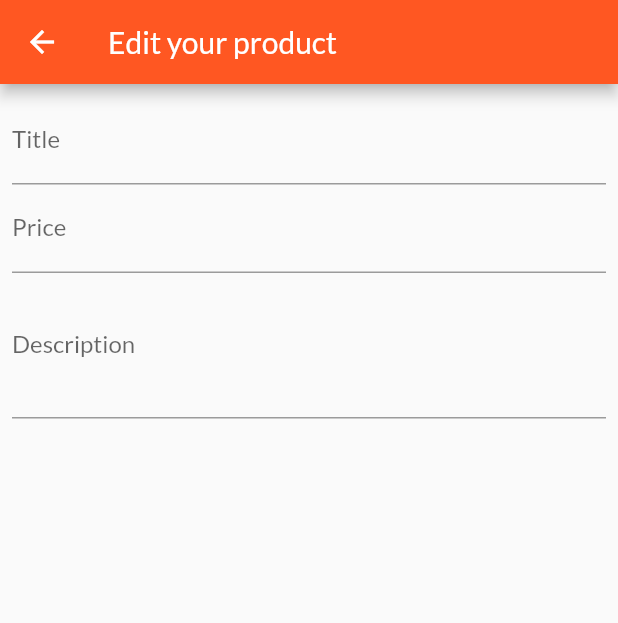
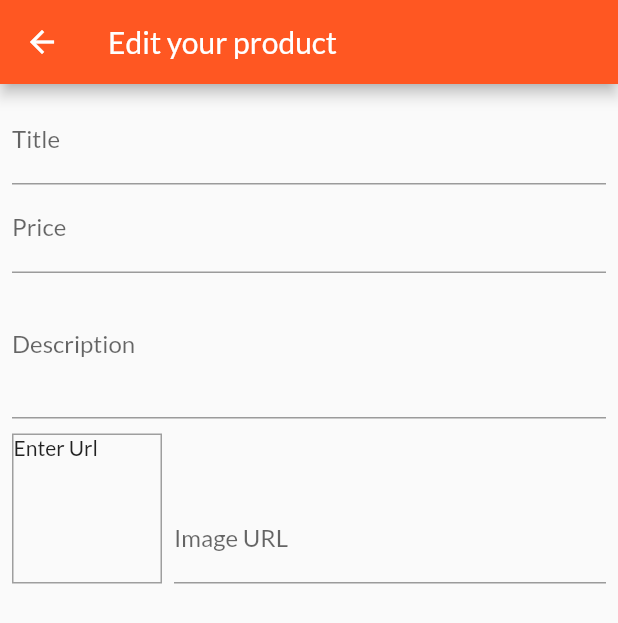
Before and after one commit to dobean99/shop_app, a Flutter app: the EditProductScreen screen opened by its route, on a phone screen of 412 x 824 dp. Shown: the top 623 px of the screen. Run offline on Flutter 3.47's test engine with Material 2 defaults, Android fonts, the phone set to English and light mode, and no system bars; network calls fail.

Commit message:
Image input and image preview

```diff
--- a/lib/providers/products.dart
+++ b/lib/providers/products.dart
@@ -36,7 +36,7 @@ class Products with ChangeNotifier {
           'https://upload.wikimedia.org/wikipedia/commons/thumb/1/14/Cast-Iron-Pan.jpg/1024px-Cast-Iron-Pan.jpg',
     ),
   ];
-  var _showFavorites = false;
+ // var _showFavorites = false;
 
   List<Product> get items {
     // if (_showFavorites)
--- a/lib/screens/edit_product_screen.dart
+++ b/lib/screens/edit_product_screen.dart
@@ -1,3 +1,4 @@
+import 'package:flutter/cupertino.dart';
 import 'package:flutter/material.dart';
 
 class EditProductScreen extends StatefulWidget {
@@ -10,13 +11,29 @@ class EditProductScreen extends StatefulWidget {
 }
 
 class _EditProductScreenState extends State<EditProductScreen> {
-  final _priceFocus=FocusNode();
-  final _description=FocusNode();
+  final _priceFocus = FocusNode();
+  final _description = FocusNode();
+  final _imageUrlController = TextEditingController();
+  final _imageUrlFocus=FocusNode();
+  @override
+  void initState() {
+    _imageUrlFocus.addListener(_updateImageUrl);
+    super.initState();
+  }
   @override
   void dispose() {
+    _imageUrlFocus.removeListener(_updateImageUrl);
     _description.dispose();
     _priceFocus.dispose();
+    _imageUrlController.dispose();
+    _imageUrlFocus.dispose();
     super.dispose();
+  }
+  void _updateImageUrl()
+  {
+    if(!_imageUrlFocus.hasFocus)
+      setState(() {
+      });
   }
   @override
   Widget build(BuildContext context) {
@@ -34,9 +51,9 @@ class _EditProductScreenState extends State<EditProductScreen> {
                   labelText: 'Title',
                 ),
                 textInputAction: TextInputAction.next,
-                onFieldSubmitted: (_){
+                onFieldSubmitted: (_) {
                   Focus.of(context).requestFocus(_priceFocus);
-                } ,
+                },
               ),
               TextFormField(
                 decoration: InputDecoration(
@@ -45,9 +62,9 @@ class _EditProductScreenState extends State<EditProductScreen> {
                 textInputAction: TextInputAction.next,
                 keyboardType: TextInputType.number,
                 focusNode: _priceFocus,
-                onFieldSubmitted: (_){
+                onFieldSubmitted: (_) {
                   Focus.of(context).requestFocus(_description);
-                } ,
+                },
               ),
               TextFormField(
                 decoration: InputDecoration(
@@ -57,6 +74,36 @@ class _EditProductScreenState extends State<EditProductScreen> {
                 maxLines: 3,
                 focusNode: _description,
               ),
+              Row(
+                crossAxisAlignment: CrossAxisAlignment.end,
+                children: <Widget>[
+                  Container(
+                    width: 100,
+                    height: 100,
+                    margin: EdgeInsets.only(top: 10, right: 8),
+                    decoration: BoxDecoration(
+                        border: Border.all(
+                      color: Colors.grey,
+                      width: 1,
+                    )),
+                    child: _imageUrlController.text.isEmpty
+                        ? Text('Enter Url')
+                        : FittedBox(
+                            child: Image.network(_imageUrlController.text),
+                            fit: BoxFit.cover,
+                          ),
+                  ),
+                  Expanded(
+                    child: TextFormField(
+                      decoration: InputDecoration(labelText: 'Image URL'),
+                      keyboardType: TextInputType.url,
+                      textInputAction: TextInputAction.done,
+                      controller: _imageUrlController,
+                      focusNode: _imageUrlFocus,
+                    ),
+                  ),
+                ],
+              )
             ],
           ),
         ),
--- a/lib/screens/user_products_screen.dart
+++ b/lib/screens/user_products_screen.dart
@@ -3,7 +3,7 @@ import 'package:provider/provider.dart';
 import '../widgets/app_drawer.dart';
 import '../providers/products.dart';
 import '../widgets/user_product_item.dart';
-
+import 'edit_product_screen.dart';
 class UserProductsScreen extends StatelessWidget {
   static const routeName = '/user-product';
 
@@ -15,6 +15,11 @@ class UserProductsScreen extends StatelessWidget {
     return Scaffold(
       appBar: AppBar(
         title: Text('User Products'),
+        actions: <Widget>[
+          IconButton(icon: Icon(Icons.add), onPressed: (){
+            Navigator.of(context).pushNamed(EditProductScreen.routeName);
+          })
+        ],
       ),
       drawer: AppDrawer(),
       body: Padding(
--- a/lib/widgets/user_product_item.dart
+++ b/lib/widgets/user_product_item.dart
@@ -1,5 +1,4 @@
 import 'package:flutter/material.dart';
-import '../screens/edit_product_screen.dart';
 
 class UserProductItem extends StatelessWidget {
   final String title;
@@ -24,8 +23,6 @@ class UserProductItem extends StatelessWidget {
                     color: Theme.of(context).primaryColor,
                   ),
                   onPressed: () {
-                    Navigator.of(context)
-                        .pushNamed(EditProductScreen.routeName);
                   }),
               IconButton(
                   icon: Icon(
```
